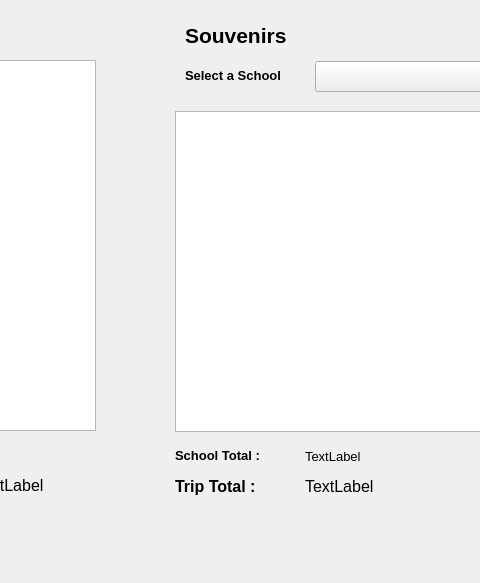
This is tripsummary.ui in rizzi-trevor/Proj2TempRepo as Qt 5 draws it before an edit; both pictures show x 255 to 735 and y 150 to 733 of the 931 by 733 pixel window. The edited form follows.
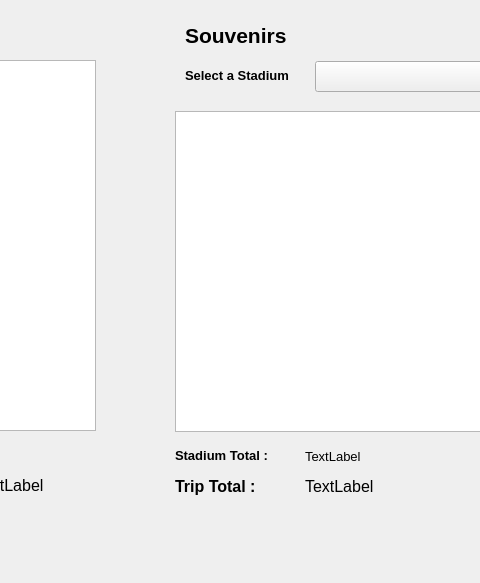
This is the edited form.

Diff of the .ui file:
```diff
--- a/tripsummary.ui
+++ b/tripsummary.ui
@@ -115,7 +115,7 @@
     </font>
    </property>
    <property name="text">
-    <string>Select a School</string>
+    <string>Select a Stadium</string>
    </property>
   </widget>
   <widget class="QTableView" name="souvenirsBySchool_tableView">
@@ -201,7 +201,7 @@
     </font>
    </property>
    <property name="text">
-    <string>School Total :</string>
+    <string>Stadium Total :</string>
    </property>
   </widget>
   <widget class="QLabel" name="tripTotalDisplay_label">
```
